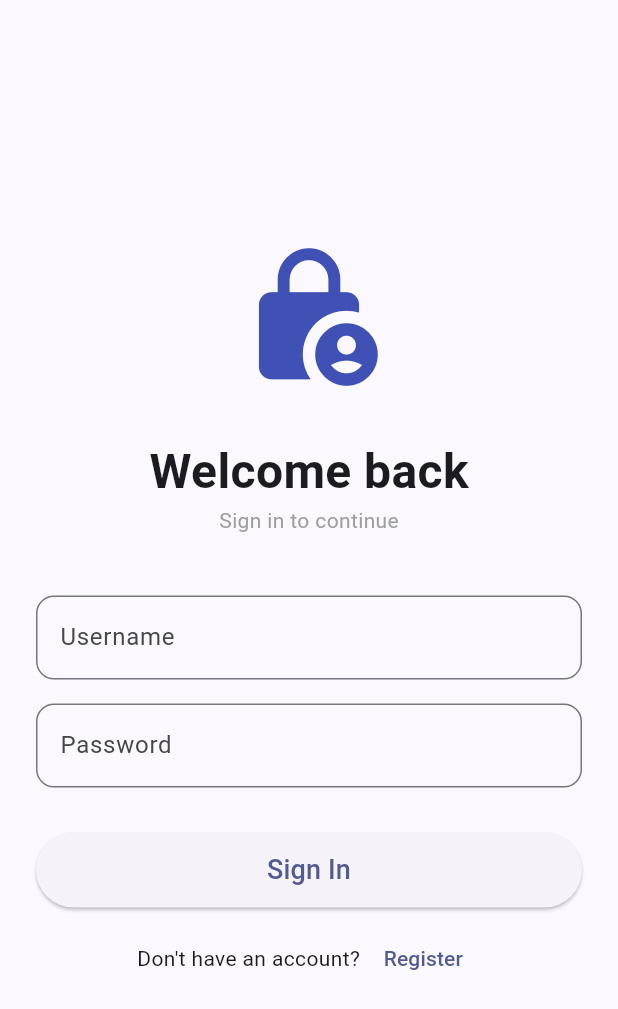
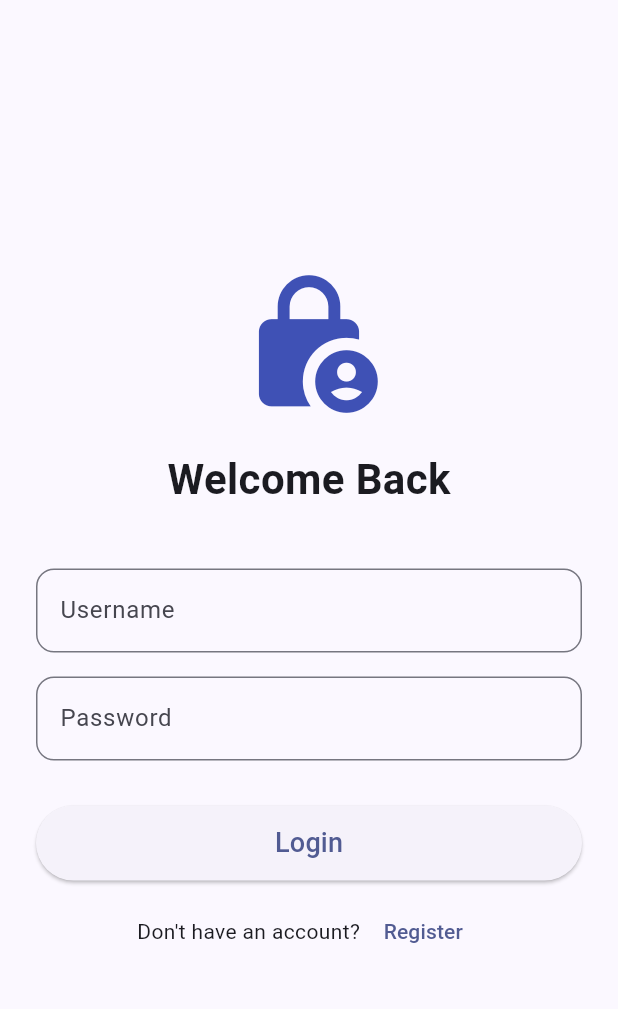
Before and after one commit to haveagrapeday/sche_do_project, a Flutter app: the screen it shows after launch, on a phone screen of 412 x 824 dp. Shown: the top 1009 px of the screen. Run offline on Flutter 3.47's test engine with Material 3 defaults, Android fonts, the phone set to English and light mode, and no system bars.

Commit message:
Revert "edit some ui sign and naviga"
This reverts commit d476757ec9ce87c0df6d2f80d511e86bbdb1225f.

```diff
--- a/flutter_app/lib/login_page.dart
+++ b/flutter_app/lib/login_page.dart
@@ -18,16 +18,12 @@ class _LoginPageState extends State<LoginPage> {
         child: Column(
           mainAxisAlignment: MainAxisAlignment.center,
           children: [
-            const Icon(Icons.lock_person, size: 100, color: Colors.indigo), //logo
-            const SizedBox(height: 30),
-            const Text("Welcome back",
-            style: TextStyle(
-            fontSize: 32,
-            fontWeight: FontWeight.bold
-              )
+            const Icon(Icons.lock_person, size: 100, color: Colors.indigo),
+            const SizedBox(height: 20),
+            const Text(
+              "Welcome Back",
+              style: TextStyle(fontSize: 28, fontWeight: FontWeight.bold),
             ),
-            const Text("Sign in to continue", style: TextStyle(color: Colors.grey)),
-
             const SizedBox(height: 40),
             TextField(
               decoration: InputDecoration(
@@ -59,7 +55,7 @@ class _LoginPageState extends State<LoginPage> {
                     MaterialPageRoute(builder: (context) => const HomePage()),
                   );
                 },
-                child: const Text("Sign In", style: TextStyle(fontSize: 18)),
+                child: const Text("Login", style: TextStyle(fontSize: 18)),
               ),
             ),
             const SizedBox(height: 10),
--- a/flutter_app/pubspec.yaml
+++ b/flutter_app/pubspec.yaml
@@ -32,7 +32,6 @@ dependencies:
     sdk: flutter
   http: ^1.1.0  #น่าจะเกี่ยวกับทำใหม่มือถือเห็น localhost
   #ห้ามย่อหน้าผิด error เลย
-  flutter_secure_storage: ^9.0.0 #ทำtoken
 
   # The following adds the Cupertino Icons font to your application.
   # Use with the CupertinoIcons class for iOS style icons.
```
Also changed, not shown: flutter_app/lib/register_page.dart (+0 -19 lines), flutter_app/lib/State Management/task_cubit.dart (deleted), flutter_app/pubspec.lock, 8 other files.
